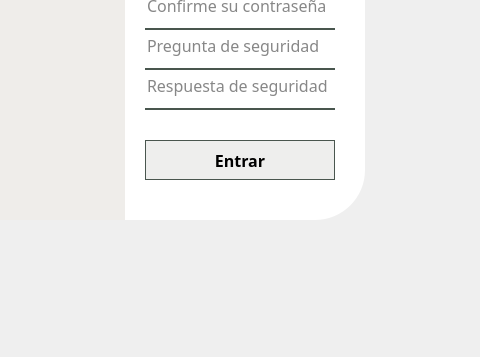
Old version of the form Codigo/v2_2_registrarse.ui in the repository cfmondelo/supermercado; both pictures show x 435 to 915 and y 330 to 687 of the 1097 by 687 pixel window.
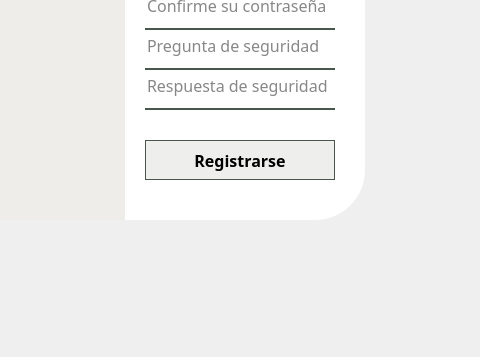
New version of the form. Icons and pictures are not drawn.

Commit message: Ventana Registrarse: cambio palabra Entrar por Registrarse

The edit to the form file:
```diff
--- a/Codigo/v2_2_registrarse.ui
+++ b/Codigo/v2_2_registrarse.ui
@@ -179,7 +179,7 @@
 </string>
      </property>
      <property name="text">
-      <string>Entrar</string>
+      <string>Registrarse</string>
      </property>
     </widget>
     <widget class="QLineEdit" name="txtr_confirmarPassword">
```
The commit also changes 5 other files.
